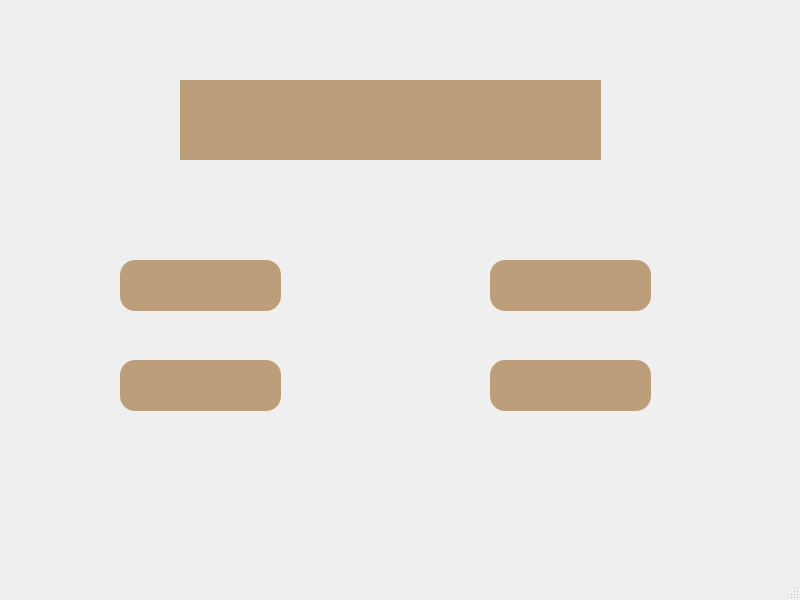
DianaMatei11/ProjectModernCPP---Triviador, file GUI/Start-intermediar/intrebarigrila.ui: the form before one commit.
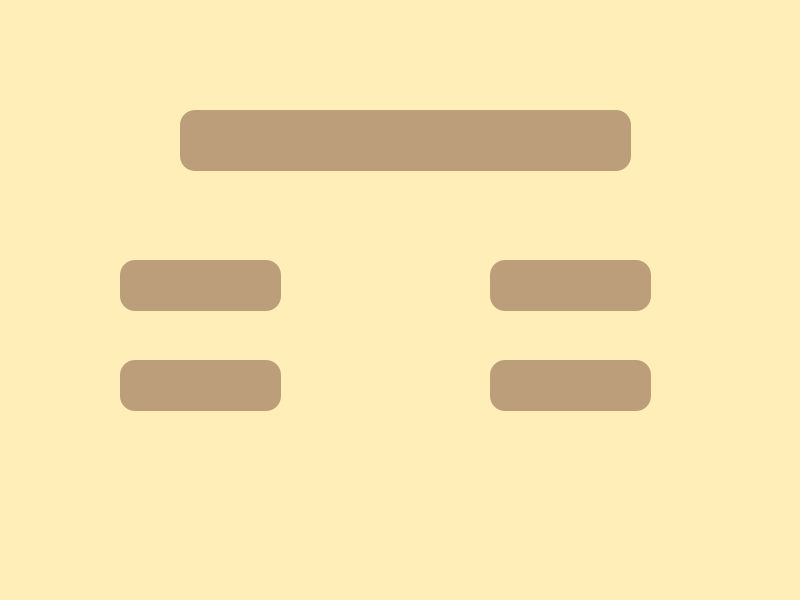
The form after the commit.

Patch:
```diff
--- a/GUI/Start-intermediar/intrebarigrila.ui
+++ b/GUI/Start-intermediar/intrebarigrila.ui
@@ -13,6 +13,9 @@
   <property name="windowTitle">
    <string>IntrebariGrila</string>
   </property>
+  <property name="styleSheet">
+   <string notr="true">background-color: rgb(255, 238, 184);</string>
+  </property>
   <widget class="QWidget" name="centralwidget">
    <widget class="QPushButton" name="varianta_a">
     <property name="geometry">
@@ -86,18 +89,21 @@
      <string/>
     </property>
    </widget>
-   <widget class="QWidget" name="intrebare" native="true">
+   <widget class="QLabel" name="label">
     <property name="geometry">
      <rect>
       <x>180</x>
-      <y>80</y>
-      <width>421</width>
-      <height>80</height>
+      <y>110</y>
+      <width>451</width>
+      <height>61</height>
      </rect>
     </property>
     <property name="styleSheet">
      <string notr="true">background-color: rgb(189, 158, 122);
-</string>
+color: rgb(245, 242, 220); font-size: 25px; font: Bold; font-family:Georgia; border-radius:15px</string>
+    </property>
+    <property name="text">
+     <string/>
     </property>
    </widget>
   </widget>
```
Left out of the diff: 2 changed lines with no effect on the pictures.
